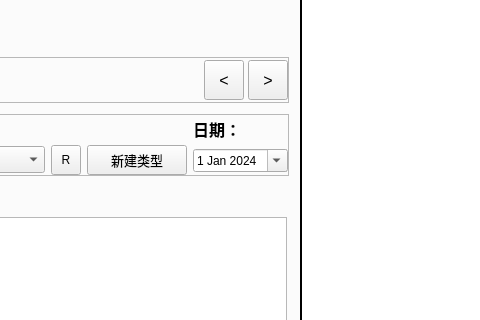
This is labeling.ui in tsukishima1321/Closet as Qt 5 draws it before an edit; both pictures show x 137 to 617 and y 282 to 602 of the 1200 by 756 pixel window. The edited form follows.
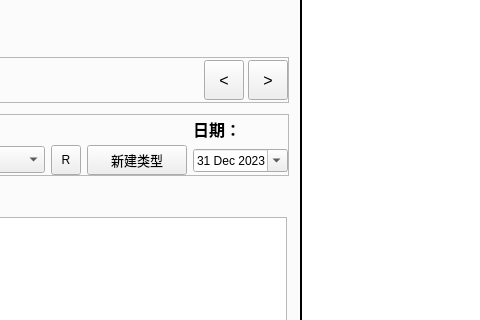
This is the edited form. Icons and pictures are not drawn. Custom widgets are drawn as their Qt base class.

The edit to the form file:
```diff
--- a/labeling.ui
+++ b/labeling.ui
@@ -474,12 +474,12 @@
                      </property>
                      <property name="dateTime">
                       <datetime>
-                       <hour>0</hour>
+                       <hour>16</hour>
                        <minute>0</minute>
                        <second>0</second>
-                       <year>2024</year>
-                       <month>1</month>
-                       <day>1</day>
+                       <year>2023</year>
+                       <month>12</month>
+                       <day>31</day>
                       </datetime>
                      </property>
                      <property name="calendarPopup">
```
